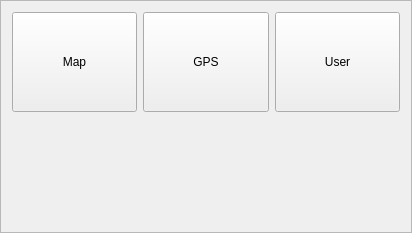
The window that Pilocik/optionswindow.ui (dotevo/Pilocik) describes before a commit, drawn with Qt 5.
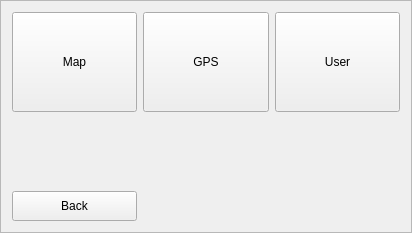
The same window after the commit.

The edit to the form file:
```diff
--- a/Pilocik/optionswindow.ui
+++ b/Pilocik/optionswindow.ui
@@ -72,6 +72,19 @@
      </property>
     </spacer>
    </item>
+   <item row="2" column="0">
+    <widget class="QPushButton" name="backButton">
+     <property name="minimumSize">
+      <size>
+       <width>0</width>
+       <height>30</height>
+      </size>
+     </property>
+     <property name="text">
+      <string>Back</string>
+     </property>
+    </widget>
+   </item>
   </layout>
  </widget>
  <resources/>
```
